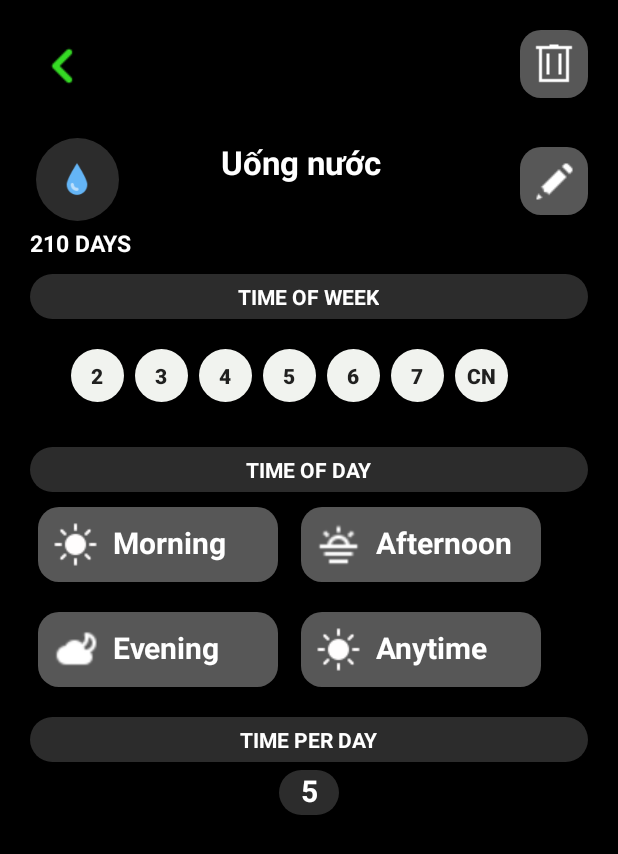
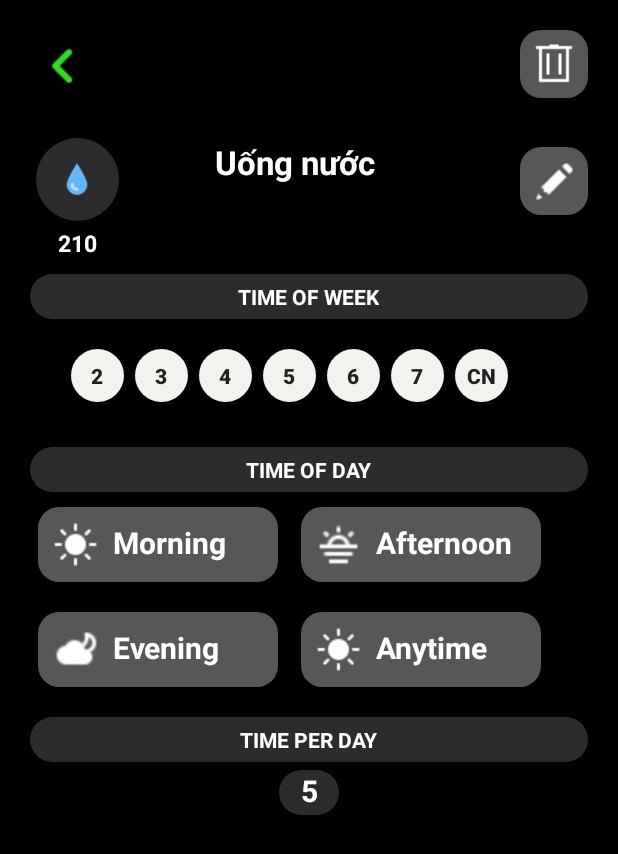
Before and after one commit to tungnk123/penguin-project, an Android app: the HabitsInfoActivity screen opened directly, with no data from a screen before it, on a phone screen of 412 x 824 dp. Shown: the top 854 px of the screen. Run offline under Robolectric (Android 15) with nearby library versions, the phone set to English and light mode, and no system bars; 1 statement that could not run was skipped.

Commit message:
thêm hiển thị ngày

```diff
--- a/app/src/main/java/com/example/penguin_project/HabitsInfoActivity.java
+++ b/app/src/main/java/com/example/penguin_project/HabitsInfoActivity.java
@@ -19,13 +19,15 @@ import com.example.penguin_project.model.repo.local.DataBase.HabitDataBase;
 import com.example.penguin_project.model.repo.local.Table.Habit_DayOfWeek;
 import com.example.penguin_project.model.repo.local.Table.Habits;
 
+import java.time.LocalDate;
+import java.time.temporal.ChronoUnit;
 import java.util.List;
 
 public class HabitsInfoActivity extends AppCompatActivity {
 
     ToggleButton tgb2, tgb3, tgb4, tgb5, tgb6, tgb7, tgbCN;
     LinearLayout btn_anytime, btn_morning, btn_afternoon, btn_evening;
-    TextView HabitsTitle, HabitTimePerDay;
+    TextView HabitsTitle, HabitTimePerDay, HabitDays;
     RelativeLayout HabitColor;
     ImageView HabitIcon;
     ImageButton btn_back, btn_deleteHabit, btn_editHabit;
@@ -115,7 +117,7 @@ public class HabitsInfoActivity extends AppCompatActivity {
         HabitIcon.setImageResource(selectedHabit.getIcon());
         HabitTimePerDay.setText(String.valueOf(selectedHabit.getTimePerDay()));
         HabitColor.setBackgroundResource(selectedHabit.getColor());
-
+        HabitDays.setText(String.valueOf(ChronoUnit.DAYS.between(selectedHabit.getCreateDay(), LocalDate.now())) + " DAY");
 
     }
 
@@ -129,6 +131,7 @@ public class HabitsInfoActivity extends AppCompatActivity {
         HabitTimePerDay = findViewById(R.id.Habits_info_timePerDay);
         HabitColor = findViewById(R.id.HabitInfo_habitItem_Color);
         HabitIcon = findViewById(R.id.HabitInfo_habitItem_Icon);
+        HabitDays = findViewById(R.id.txt_HabitInfoDay);
 
         btn_back = findViewById(R.id.HabitsInfo_btn_back);
         btn_deleteHabit = findViewById(R.id.HabitsInfo_btn_deleteHabits);
--- a/app/src/main/res/layout/activity_habits_info.xml
+++ b/app/src/main/res/layout/activity_habits_info.xml
@@ -57,12 +57,13 @@
                     android:src="@mipmap/icon_water" />
             </RelativeLayout>
             <TextView
-                android:layout_width="wrap_content"
+                android:layout_width="match_parent"
                 android:layout_height="wrap_content"
                 android:id="@+id/txt_HabitInfoDay"
                 android:text="210 DAYS"
                 android:textColor="@color/white"
                 android:textStyle="bold"
+                android:textAlignment="center"
                 android:textSize="15dp"/>
         </LinearLayout>
 
```
Also changed, not shown: app/src/main/java/com/example/penguin_project/view/fragment/HomeFragment.java (+4 -4 lines).
